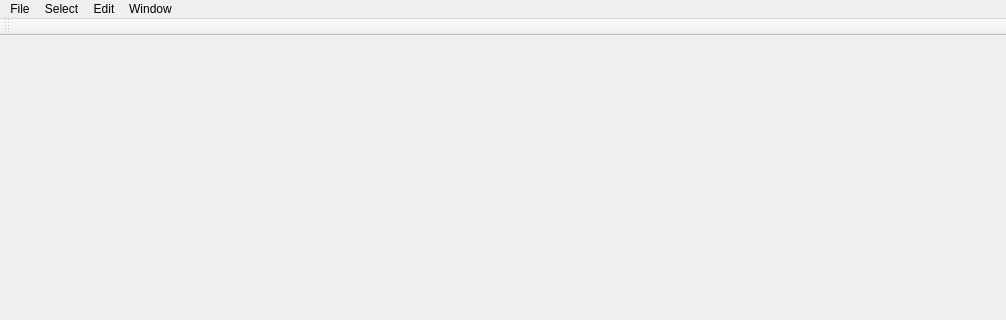
The window that GSMViewer/MainWindow.ui (gnishida/GSMViewer) describes before a commit, drawn with Qt 5; both pictures show x 0 to 1006 and y 0 to 320 of the 1006 by 800 pixel window.
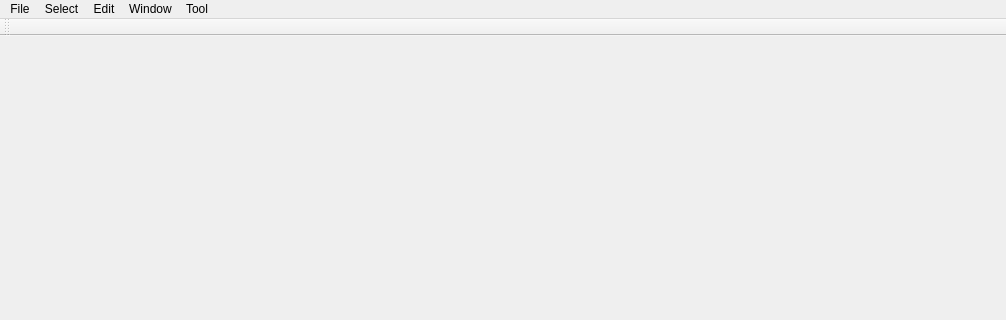
The same window after the commit. Icons and pictures are not drawn.

The edit to the form file:
```diff
--- a/GSMViewer/MainWindow.ui
+++ b/GSMViewer/MainWindow.ui
@@ -64,10 +64,18 @@
     </property>
     <addaction name="actionSelectAll"/>
    </widget>
+   <widget class="QMenu" name="menuTool">
+    <property name="title">
+     <string>Tool</string>
+    </property>
+    <addaction name="actionVoronoi"/>
+    <addaction name="actionVoronoiCut"/>
+   </widget>
    <addaction name="menuFile"/>
    <addaction name="menuSelect"/>
    <addaction name="menuEdit"/>
    <addaction name="menuWindow"/>
+   <addaction name="menuTool"/>
   </widget>
   <widget class="QToolBar" name="mainToolBar">
    <attribute name="toolBarArea">
```
Left out of the diff: 10 changed lines with no effect on the pictures.
